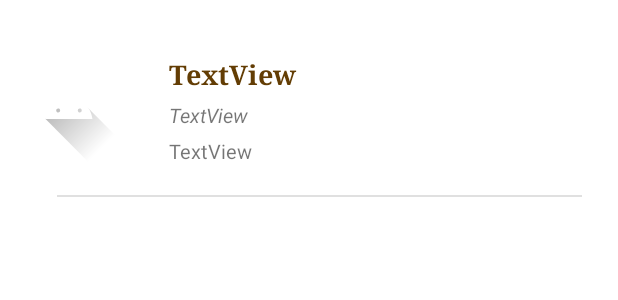
After one commit to tutoy83/AndroidContactDS, an Android app: the layout contact_cell.xml on its own in the app's theme, with its tools: preview values and no code run, on a phone screen of 412 x 824 dp. The commit adds this screen. Shown: the top 300 px of the screen. Run offline under Robolectric (Android 15) with nearby library versions, the phone set to English and light mode, and no system bars; network calls fail.

Commit message:
Recyclerview, get data and images

```diff
--- a/app/src/main/AndroidManifest.xml
+++ b/app/src/main/AndroidManifest.xml
@@ -2,6 +2,7 @@
 <manifest xmlns:android="http://schemas.android.com/apk/res/android"
     xmlns:tools="http://schemas.android.com/tools">
 
+    <uses-permission android:name="android.permission.INTERNET" />
     <application
         android:allowBackup="true"
         android:dataExtractionRules="@xml/data_extraction_rules"
--- a/app/src/main/res/layout/activity_home.xml
+++ b/app/src/main/res/layout/activity_home.xml
@@ -12,8 +12,8 @@
         android:layout_height="wrap_content"
         android:layout_marginTop="20dp"
         android:fontFamily="sans-serif-medium"
-        android:text="Liste contacts"
-        android:textSize="20sp"
+        android:text="Affichage des contacts"
+        android:textSize="22sp"
         android:textStyle="bold"
         app:layout_constraintEnd_toEndOf="parent"
         app:layout_constraintStart_toStartOf="parent"
--- /dev/null
+++ b/app/src/main/res/layout/contact_cell.xml
@@ -0,0 +1,79 @@
+<?xml version="1.0" encoding="utf-8"?>
+<androidx.constraintlayout.widget.ConstraintLayout xmlns:android="http://schemas.android.com/apk/res/android"
+    xmlns:app="http://schemas.android.com/apk/res-auto"
+    xmlns:tools="http://schemas.android.com/tools"
+    android:id="@+id/ce"
+    android:layout_width="match_parent"
+    android:layout_height="match_parent">
+
+    <androidx.constraintlayout.widget.ConstraintLayout
+        android:layout_width="match_parent"
+        android:layout_height="wrap_content"
+        app:layout_constraintStart_toStartOf="parent"
+        app:layout_constraintTop_toTopOf="parent">
+
+        <TextView
+            android:id="@+id/cellName"
+            android:layout_width="0dp"
+            android:layout_height="wrap_content"
+            android:layout_marginStart="24dp"
+            android:layout_marginTop="37dp"
+            android:fontFamily="serif"
+            android:text="TextView"
+            android:textAllCaps="false"
+            android:textAppearance="@style/TextAppearance.AppCompat.Display1"
+            android:textColor="#633D04"
+            android:textSize="18sp"
+            android:textStyle="bold"
+            app:layout_constraintStart_toEndOf="@+id/cellImage"
+            app:layout_constraintTop_toTopOf="parent" />
+
+        <View
+            android:id="@+id/divider3"
+            android:layout_width="350dp"
+            android:layout_height="1dp"
+            android:layout_marginTop="20dp"
+            android:background="?android:attr/listDivider"
+            app:layout_constraintEnd_toEndOf="parent"
+            app:layout_constraintHorizontal_bias="0.609"
+            app:layout_constraintStart_toStartOf="parent"
+            app:layout_constraintTop_toBottomOf="@+id/cellMail" />
+
+        <ImageView
+            android:id="@+id/cellImage"
+            android:layout_width="85dp"
+            android:layout_height="73dp"
+            android:layout_marginStart="3dp"
+            android:layout_marginTop="36dp"
+            app:layout_constraintStart_toStartOf="parent"
+            app:layout_constraintTop_toTopOf="parent"
+            app:srcCompat="@drawable/ic_launcher_foreground" />
+
+        <TextView
+            android:id="@+id/cellAddress"
+            android:layout_width="0dp"
+            android:layout_height="wrap_content"
+            android:layout_marginStart="24dp"
+            android:layout_marginTop="5dp"
+            android:text="TextView"
+            android:textSize="13sp"
+            android:textStyle="italic"
+            app:layout_constraintEnd_toEndOf="parent"
+            app:layout_constraintStart_toEndOf="@+id/cellImage"
+            app:layout_constraintTop_toBottomOf="@+id/cellName" />
+
+        <TextView
+            android:id="@+id/cellMail"
+            android:layout_width="0dp"
+            android:layout_height="wrap_content"
+            android:layout_marginStart="24dp"
+            android:layout_marginTop="5dp"
+            android:text="TextView"
+            android:textSize="13sp"
+            app:layout_constraintEnd_toEndOf="parent"
+            app:layout_constraintStart_toEndOf="@+id/cellImage"
+            app:layout_constraintTop_toBottomOf="@+id/cellAddress" />
+
+    </androidx.constraintlayout.widget.ConstraintLayout>
+
+</androidx.constraintlayout.widget.ConstraintLayout>
```
Also changed, not shown: app/src/main/java/fr/isen/mignottetheo/androidcontactds/ContactAdapter.kt (+44 -6 lines), app/src/main/java/fr/isen/mignottetheo/androidcontactds/HomeActivity.kt (+9 -3 lines).
